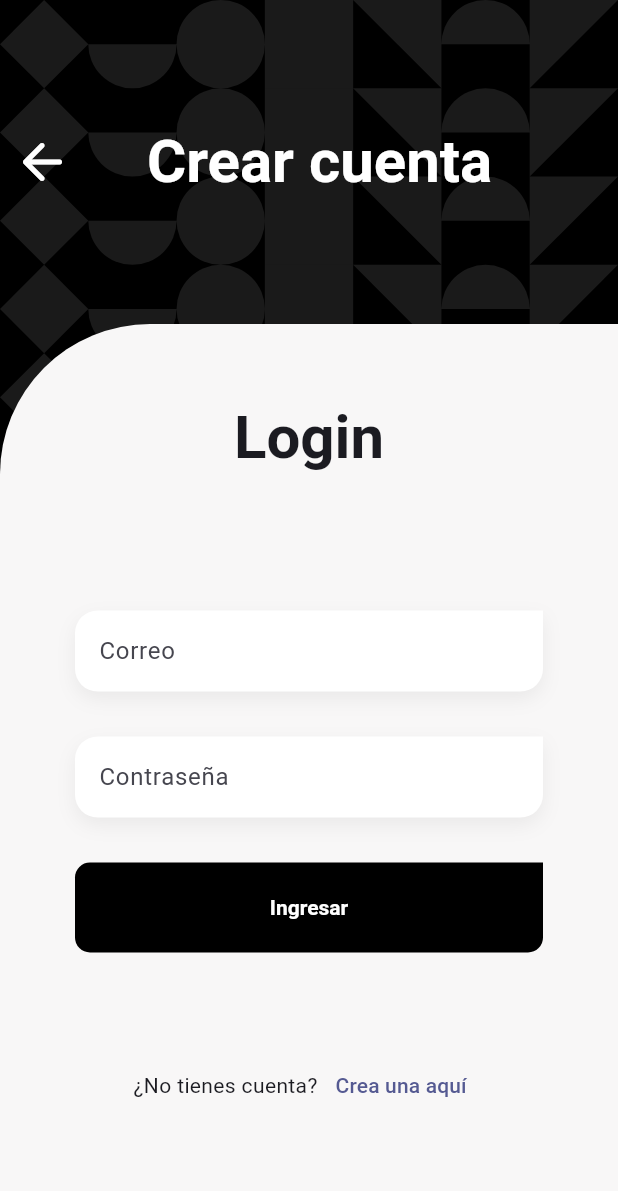
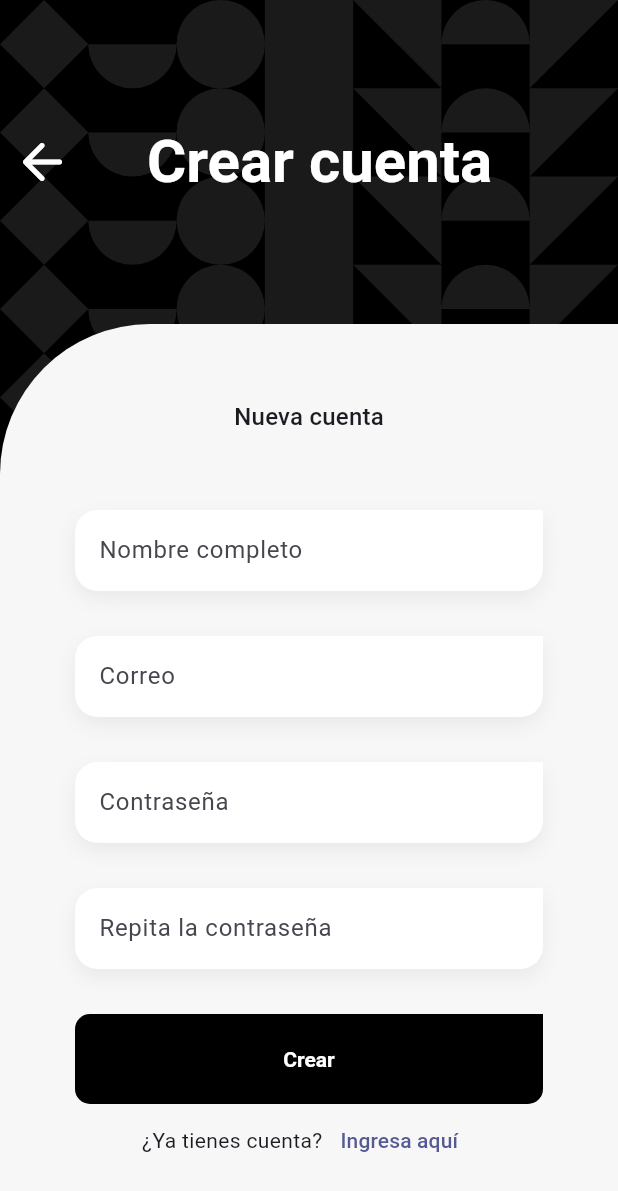
Before and after one commit to Klerith/flutter-authenticated-crud, a Flutter app: the screen it shows after launch, on a phone screen of 412 x 824 dp. Shown: the top 1191 px of the screen. Run offline on Flutter 3.47's test engine with Material 2 defaults, Android fonts, the phone set to English and light mode, and no system bars; our stand-ins replace go_router, google_fonts; project files that could hold a hidden picture were left out.

Commit message:
register screen lista

```diff
--- a/lib/features/auth/presentation/screens/register_screen.dart
+++ b/lib/features/auth/presentation/screens/register_screen.dart
@@ -49,7 +49,7 @@ class RegisterScreen extends StatelessWidget {
                     color: scaffoldBackgroundColor,
                     borderRadius: const BorderRadius.only(topLeft: Radius.circular(100)),
                   ),
-                  child: const _LoginForm(),
+                  child: const _RegisterForm(),
                 )
               ],
             ),
@@ -60,8 +60,8 @@ class RegisterScreen extends StatelessWidget {
   }
 }
 
-class _LoginForm extends StatelessWidget {
-  const _LoginForm();
+class _RegisterForm extends StatelessWidget {
+  const _RegisterForm();
 
   @override
   Widget build(BuildContext context) {
@@ -73,8 +73,14 @@ class _LoginForm extends StatelessWidget {
       child: Column(
         children: [
           const SizedBox( height: 50 ),
-          Text('Login', style: textStyles.titleLarge ),
-          const SizedBox( height: 90 ),
+          Text('Nueva cuenta', style: textStyles.titleMedium ),
+          const SizedBox( height: 50 ),
+
+          const CustomTextFormField(
+            label: 'Nombre completo',
+            keyboardType: TextInputType.emailAddress,
+          ),
+          const SizedBox( height: 30 ),
 
           const CustomTextFormField(
             label: 'Correo',
@@ -89,11 +95,18 @@ class _LoginForm extends StatelessWidget {
 
           const SizedBox( height: 30 ),
 
+          const CustomTextFormField(
+            label: 'Repita la contraseña',
+            obscureText: true,
+          ),
+
+          const SizedBox( height: 30 ),
+
           SizedBox(
             width: double.infinity,
             height: 60,
             child: CustomFilledButton(
-              text: 'Ingresar',
+              text: 'Crear',
               buttonColor: Colors.black,
               onPressed: (){
 
@@ -106,10 +119,13 @@ class _LoginForm extends StatelessWidget {
           Row(
             mainAxisAlignment: MainAxisAlignment.center,
             children: [
-              const Text('¿No tienes cuenta?'),
+              const Text('¿Ya tienes cuenta?'),
               TextButton(
-                onPressed: (){},
-                child: const Text('Crea una aquí')
+                onPressed: (){
+                  if ( !context.canPop()) return;
+                  context.pop();
+                },
+                child: const Text('Ingresa aquí')
               )
             ],
           ),
```
